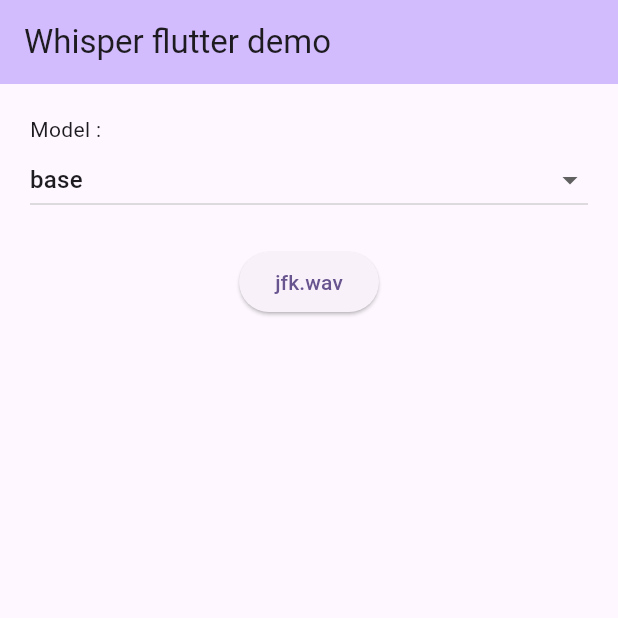
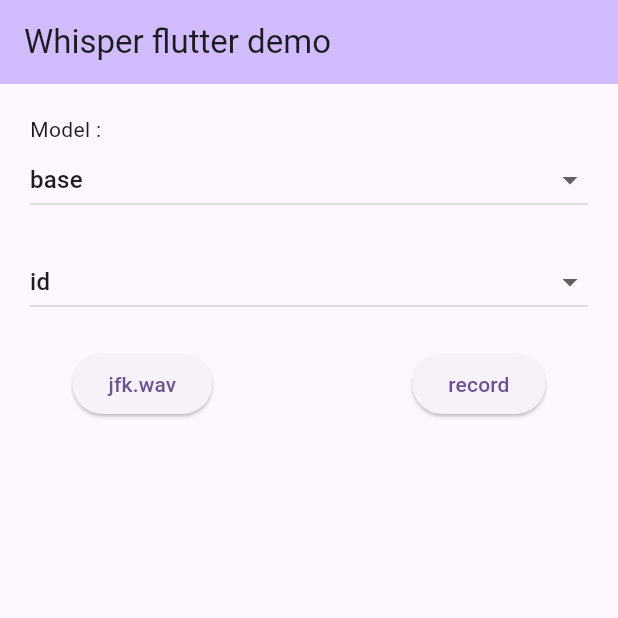
Before and after one commit to krikristoophe/whisper_flutter_plus, a Flutter app: the screen it shows after launch, on a phone screen of 412 x 824 dp, the top half of it. Run offline on Flutter 3.47's test engine with Material 2 defaults, Android fonts, the phone set to English and light mode, and no system bars; our stand-ins replace flutter_riverpod, freezed_annotation, universal_io; missing offline and left inert: dart:ffi, easy_dart_logger, ffmpeg_dart, record; generated files the repository leaves out were written again.

Commit message:
feat: add record to exemple

```diff
--- a/example/analysis_options.yaml
+++ b/example/analysis_options.yaml
@@ -25,6 +25,7 @@
     public_member_api_docs: false
     omit_local_variable_types: false
     unnecessary_lambdas: false
+    use_build_context_synchronously: false
 
 # Additional information about this file can be found at
 # https://dart.dev/guides/language/analysis-options
--- a/example/lib/main.dart
+++ b/example/lib/main.dart
@@ -5,6 +5,7 @@
 import 'package:flutter_riverpod/flutter_riverpod.dart';
 import 'package:path_provider/path_provider.dart';
 import 'package:test_whisper/providers.dart';
+import 'package:test_whisper/record_page.dart';
 import 'package:test_whisper/whisper_controller.dart';
 import 'package:test_whisper/whisper_result.dart';
 import 'package:whisper_flutter_plus/whisper_flutter_plus.dart';
@@ -39,6 +40,7 @@
   @override
   Widget build(BuildContext context, WidgetRef ref) {
     final WhisperModel model = ref.watch(modelProvider);
+    final String lang = ref.watch(langProvider);
     final WhisperController controller = ref.watch(
       whisperControllerProvider.notifier,
     );
@@ -83,6 +85,24 @@
                       },
                     ),
                     const SizedBox(height: 20),
+                    DropdownButton(
+                      isExpanded: true,
+                      value: lang,
+                      items: ['id', 'fr', 'en']
+                          .map(
+                            (String lang) => DropdownMenuItem(
+                              value: lang,
+                              child: Text(lang),
+                            ),
+                          )
+                          .toList(),
+                      onChanged: (String? lang) {
+                        if (lang != null) {
+                          ref.read(langProvider.notifier).state = lang;
+                        }
+                      },
+                    ),
+                    const SizedBox(height: 20),
                     Row(
                       mainAxisAlignment: MainAxisAlignment.spaceAround,
                       children: [
@@ -105,6 +125,20 @@
                             await controller.transcribe(jfkPath);
                           },
                           child: const Text('jfk.wav'),
+                        ),
+                        const SizedBox(width: 20),
+                        ElevatedButton(
+                          onPressed: () async {
+                            final String? recordFilePath =
+                                await RecordPage.openRecordPage(
+                              context,
+                            );
+
+                            if (recordFilePath != null) {
+                              await controller.transcribe(recordFilePath);
+                            }
+                          },
+                          child: const Text('record'),
                         ),
                       ],
                     ),
--- a/example/lib/providers.dart
+++ b/example/lib/providers.dart
@@ -2,3 +2,5 @@
 import 'package:whisper_flutter_plus/whisper_flutter_plus.dart';
 
 final modelProvider = StateProvider.autoDispose((ref) => WhisperModel.base);
+
+final langProvider = StateProvider.autoDispose((ref) => 'id');
--- a/example/pubspec.yaml
+++ b/example/pubspec.yaml
@@ -33,6 +33,7 @@
 
   flutter_riverpod: ^2.3.10
   path_provider: ^2.1.0
+  record: ^4.4.4
   whisper_flutter_plus:
     path: ../
 
```
Also changed, not shown: example/lib/record_page.dart (added, +75 -0 lines), example/lib/whisper_controller.dart (+9 -0 lines), example/pubspec.lock, 3 other files.
